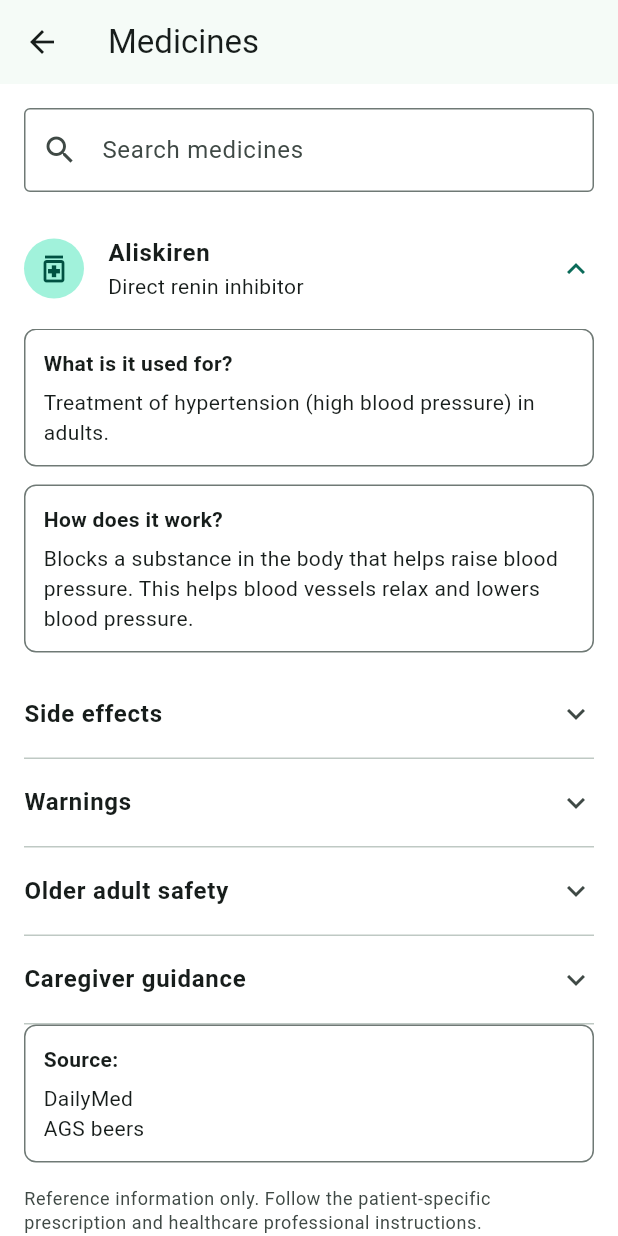
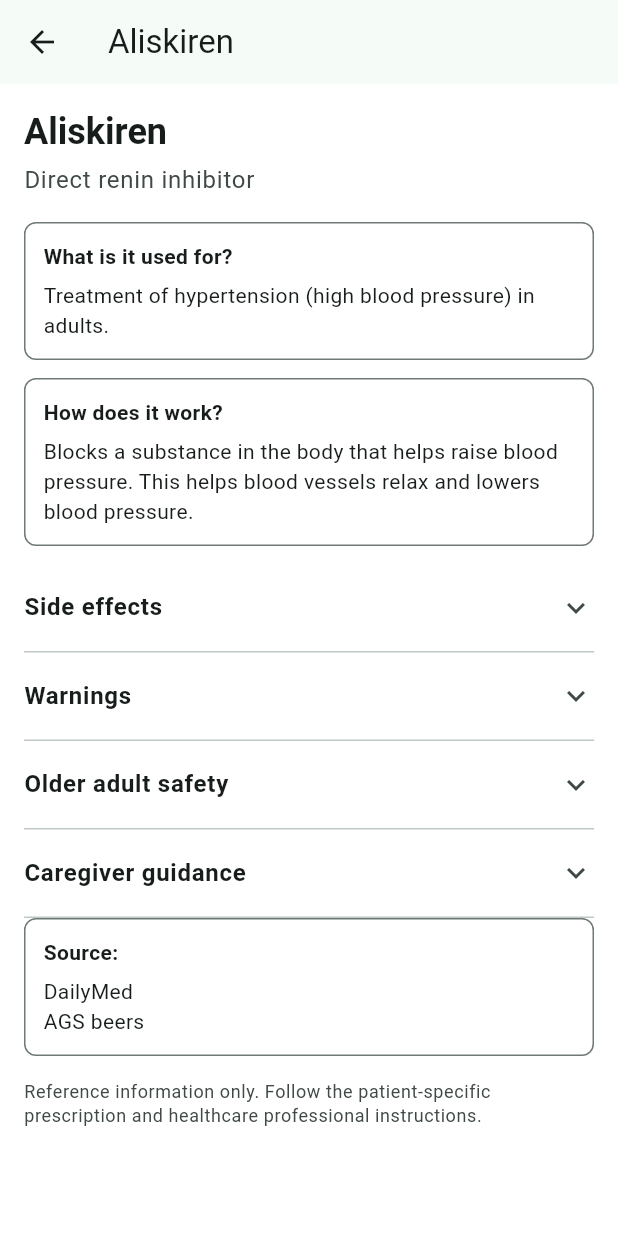
Before and after one commit to babkkin/prototype, a Flutter app: the MedicineScreen screen opened directly, after a tap on "Aliskiren", on a phone screen of 412 x 824 dp. Run offline on Flutter 3.47's test engine with Material 3 defaults, Android fonts, the phone set to English and light mode, and no system bars; our stand-ins replace drift, pdf, printing; accounts and stored records are empty; generated files the repository leaves out were written again.

Commit message:
refactor: update _MedicineTile to use ListTile for improved interaction and clarity

```diff
--- a/lib/screens/medicine.dart
+++ b/lib/screens/medicine.dart
@@ -130,7 +130,7 @@ class _MedicineScreenState extends State<MedicineScreen> {
   }
 }
 
-/// Collapsed: drug name + drug class. Expanded: the memo layout.
+/// List row: drug name + drug class. Tapping opens the memo-style details.
 class _MedicineTile extends StatelessWidget {
   final MedicineInfo medicine;
 
@@ -140,12 +140,8 @@ class _MedicineTile extends StatelessWidget {
   Widget build(BuildContext context) {
     final scheme = Theme.of(context).colorScheme;
 
-    return Theme(
-      data: Theme.of(context).copyWith(dividerColor: Colors.transparent),
-      child: ExpansionTile(
-        tilePadding: const EdgeInsets.symmetric(horizontal: 16, vertical: 4),
-        childrenPadding: const EdgeInsets.fromLTRB(16, 0, 16, 16),
-        expandedCrossAxisAlignment: CrossAxisAlignment.start,
+    return ListTile(
+      contentPadding: const EdgeInsets.symmetric(horizontal: 16, vertical: 4),
       leading: CircleAvatar(
         backgroundColor: scheme.primaryContainer,
         foregroundColor: scheme.onPrimaryContainer,
@@ -160,8 +156,15 @@ class _MedicineTile extends StatelessWidget {
             ? medicine.drugClass
             : 'Information not available yet',
       ),
-        children: [_MedicineBody(medicine: medicine)],
+      trailing: const Icon(Icons.chevron_right),
+      onTap: () {
+        Navigator.push(
+          context,
+          MaterialPageRoute(
+            builder: (_) => MedicineDetailsScreen(medicine: medicine),
           ),
+        );
+      },
     );
   }
 }
```
Lines whose indentation alone changed are shown as unchanged.
